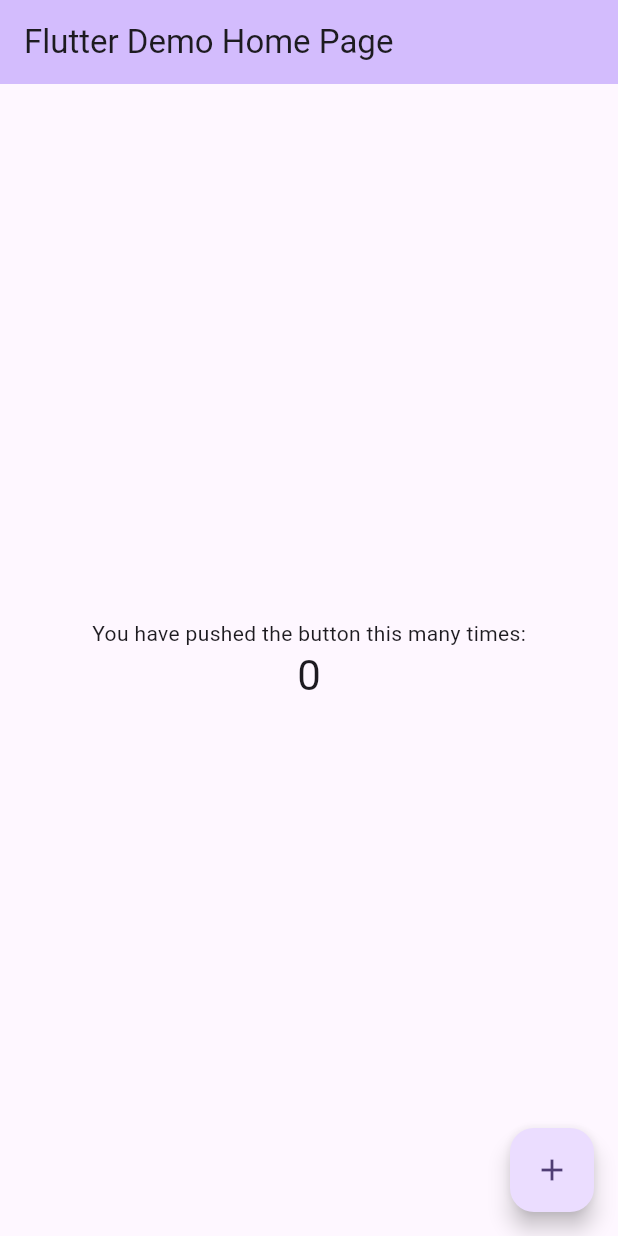
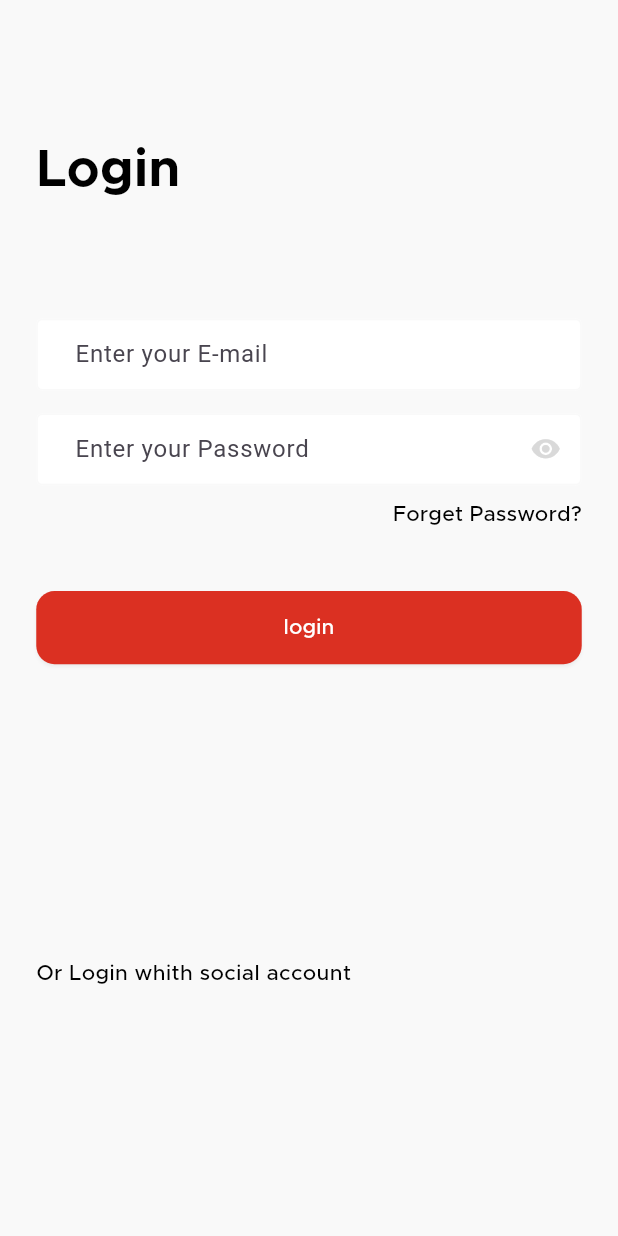
Before and after one commit to souadha986/shopping_app, a Flutter app: the screen it shows after launch, on a phone screen of 412 x 824 dp. Run offline on Flutter 3.47's test engine with Material 3 defaults, Android fonts, the phone set to English and light mode, and no system bars; our stand-ins replace flutter_screenutil, go_router.

Commit message:
working on the auth

```diff
--- /dev/null
+++ b/lib/core/Assets/app_assets.dart
@@ -0,0 +1 @@
+class AppAssets {}
--- /dev/null
+++ b/lib/core/navigation/app_routes.dart
@@ -0,0 +1,6 @@
+class AppRoutes {
+  static const String login = "/login";
+  static const String register = "/register";
+  static const String mainscreen = "/mainscreen";
+  static const String splashscreen = "/splashscreen";
+}
--- /dev/null
+++ b/lib/core/navigation/router_generator.dart
@@ -0,0 +1,16 @@
+import 'package:go_router/go_router.dart';
+import 'package:shopping/core/navigation/app_routes.dart';
+import 'package:shopping/features/auth/login.dart';
+
+class RouterGenerator {
+  static GoRouter routes = GoRouter(
+    routes: [
+      GoRoute(
+        path: AppRoutes.login,
+        name: AppRoutes.login,
+        builder: (context, state) => Login(),
+      ),
+    ],
+    initialLocation: AppRoutes.login,
+  );
+}
--- /dev/null
+++ b/lib/core/styling/app_colors.dart
@@ -0,0 +1,9 @@
+import 'package:flutter/material.dart';
+
+class AppColors {
+  static Color redColor = Color(0xFFDB3022);
+  static Color blackColor = Colors.black;
+  static Color greyColor = Color(0xFFD9D9D9);
+  static Color backgroundcolor = Color(0xFFF9F9F9);
+  static Color whiteColor = Colors.white;
+}
--- /dev/null
+++ b/lib/core/styling/app_fonts.dart
@@ -0,0 +1,3 @@
+class AppFonts {
+  static const String appfont = "Metropolis";
+}
--- /dev/null
+++ b/lib/core/styling/app_styles.dart
@@ -0,0 +1,37 @@
+import 'package:flutter/material.dart';
+import 'package:flutter_screenutil/flutter_screenutil.dart';
+import 'package:shopping/core/styling/app_colors.dart';
+import 'package:shopping/core/styling/app_fonts.dart';
+
+class AppStyles {
+  static TextStyle black34bold = TextStyle(
+    fontFamily: AppFonts.appfont,
+    fontSize: 34.sp,
+    color: AppColors.blackColor,
+    fontWeight: FontWeight.bold,
+  );
+  static TextStyle black16semibold = TextStyle(
+    fontFamily: AppFonts.appfont,
+    fontSize: 16.sp,
+    color: AppColors.blackColor,
+    fontWeight: FontWeight.w600,
+  );
+  static TextStyle white34black = TextStyle(
+    fontFamily: AppFonts.appfont,
+    fontSize: 34.sp,
+    color: AppColors.whiteColor,
+    fontWeight: FontWeight.w900,
+  );
+  static TextStyle black14medium = TextStyle(
+    fontFamily: AppFonts.appfont,
+    fontSize: 14.sp,
+    color: AppColors.blackColor,
+    fontWeight: FontWeight.w500,
+  );
+  static TextStyle grey11regular = TextStyle(
+    fontFamily: AppFonts.appfont,
+    fontSize: 11.sp,
+    color: AppColors.greyColor,
+    fontWeight: FontWeight.w400,
+  );
+}
--- /dev/null
+++ b/lib/core/widgets/bottoms.dart
@@ -0,0 +1,47 @@
+import 'package:flutter/material.dart';
+import 'package:flutter_screenutil/flutter_screenutil.dart';
+import 'package:shopping/core/styling/app_colors.dart';
+import 'package:shopping/core/styling/app_styles.dart';
+
+// ignore: must_be_immutable
+class Bottoms extends StatelessWidget {
+  final double? width;
+  final double? height;
+  final double? radius;
+  final TextStyle? textstyle;
+  final String? title;
+  final Color? backgroundcolor;
+
+  void Function() onPress;
+  Bottoms({
+    super.key,
+    this.title,
+    this.backgroundcolor,
+    this.height,
+    this.width,
+    this.radius,
+    this.textstyle,
+    required this.onPress,
+  });
+  @override
+  Widget build(BuildContext context) {
+    return ElevatedButton(
+      onPressed: onPress,
+      style: ElevatedButton.styleFrom(
+        // ignore: deprecated_member_use
+        shadowColor: AppColors.blackColor.withOpacity(0.25),
+        backgroundColor: backgroundcolor ?? AppColors.redColor,
+        fixedSize: Size(width ?? 343.w, height ?? 48.h),
+        shape: RoundedRectangleBorder(
+          borderRadius: BorderRadius.circular(radius ?? 12.r),
+        ),
+      ),
+      child: Text(
+        title ?? "",
+        style:
+            textstyle ??
+            AppStyles.black14medium.copyWith(color: AppColors.whiteColor),
+      ),
+    );
+  }
+}
--- /dev/null
+++ b/lib/core/widgets/spacing.dart
@@ -0,0 +1,20 @@
+import 'package:flutter/material.dart';
+import 'package:flutter_screenutil/flutter_screenutil.dart';
+
+class WidthSpace extends StatelessWidget {
+  final double width;
+  const WidthSpace(this.width, {super.key});
+  @override
+  Widget build(BuildContext context) {
+    return SizedBox(width: width.w);
+  }
+}
+
+class HeightSpace extends StatelessWidget {
+  final double height;
+  const HeightSpace(this.height, {super.key});
+  @override
+  Widget build(BuildContext context) {
+    return SizedBox(height: height.h);
+  }
+}
--- /dev/null
+++ b/lib/core/widgets/text_field.dart
@@ -0,0 +1,87 @@
+import 'package:flutter/material.dart';
+import 'package:flutter_screenutil/flutter_screenutil.dart';
+import 'package:shopping/core/styling/app_colors.dart';
+import 'package:shopping/core/styling/app_styles.dart';
+
+class Fields extends StatefulWidget {
+  final TextEditingController? controller;
+  final String? Function(String?)? validator;
+  final String? title;
+  final double? width;
+  final bool isPassword;
+  const Fields({
+    this.width,
+    super.key,
+    this.title,
+    required this.isPassword,
+    this.controller,
+    this.validator,
+  });
+
+  @override
+  State<Fields> createState() => _FieldsState();
+}
+
+class _FieldsState extends State<Fields> {
+  bool change = true;
+
+  @override
+  void initState() {
+    super.initState();
+    change = widget.isPassword;
+  }
+
+  @override
+  Widget build(BuildContext context) {
+    return SizedBox(
+      width: widget.width ?? 351.w,
+
+      child: TextFormField(
+        controller: widget.controller,
+        validator: widget.validator,
+        obscureText: change,
+        decoration: InputDecoration(
+          labelText: widget.title,
+          floatingLabelBehavior: FloatingLabelBehavior.auto, // default
+          hintText: widget.title ?? "",
+          hintStyle: AppStyles.grey11regular,
+          contentPadding: EdgeInsets.symmetric(horizontal: 20.w),
+          enabledBorder: OutlineInputBorder(
+            borderSide: BorderSide(
+              color: AppColors.backgroundcolor,
+              width: 1.w,
+            ),
+          ),
+          fillColor: AppColors.whiteColor,
+          filled: true,
+          focusedBorder: OutlineInputBorder(
+            borderSide: BorderSide(
+              color: AppColors.backgroundcolor,
+              width: 1.w,
+            ),
+          ),
+          focusedErrorBorder: OutlineInputBorder(
+            borderSide: BorderSide(color: Colors.red, width: 1.w),
+          ),
+          errorBorder: OutlineInputBorder(
+            borderSide: BorderSide(color: Colors.red, width: 1.w),
+          ),
+          suffixIcon: widget.isPassword
+              ? IconButton(
+                  onPressed: () {
+                    setState(() {
+                      change = !change;
+                    });
+                  },
+                  icon: Icon(
+                    change ? Icons.visibility : Icons.visibility_off,
+                    color: AppColors.greyColor,
+                    size: 20.sp,
+                  ),
+                )
+              : null,
+        ),
+      ),
+    );
+  }
+}
--- /dev/null
+++ b/lib/features/auth/login.dart
@@ -0,0 +1,118 @@
+import 'package:flutter/material.dart';
+import 'package:flutter_screenutil/flutter_screenutil.dart';
+import 'package:shopping/core/styling/app_colors.dart';
+import 'package:shopping/core/styling/app_styles.dart';
+import 'package:shopping/core/widgets/bottoms.dart';
+import 'package:shopping/core/widgets/spacing.dart';
+import 'package:shopping/core/widgets/text_field.dart';
+
+class Login extends StatefulWidget {
+  const Login({super.key});
+
+  @override
+  State<Login> createState() => _LoginState();
+}
+
+class _LoginState extends State<Login> {
+  final formKey = GlobalKey<FormState>();
+  late TextEditingController emailController;
+  late TextEditingController password;
+  @override
+  void initState() {
+    super.initState();
+    emailController = TextEditingController();
+    password = TextEditingController();
+  }
+
+  @override
+  void dispose() {
+    emailController.dispose();
+    password.dispose();
+    super.dispose();
+  }
+
+  @override
+  Widget build(BuildContext context) {
+    return SafeArea(
+      child: Form(
+        key: formKey,
+        child: Scaffold(
+          appBar: AppBar(
+            toolbarHeight: 88.h,
+            backgroundColor: AppColors.backgroundcolor,
+          ),
+          body: SafeArea(
+            child: SingleChildScrollView(
+              child: Padding(
+                padding: EdgeInsets.symmetric(horizontal: 22.w),
+                child: Column(
+                  crossAxisAlignment: CrossAxisAlignment.start,
+                  children: [
+                    Text("Login", style: AppStyles.black34bold),
+
+                    const HeightSpace(73),
+
+                    Fields(
+                      title: "Enter your E-mail",
+                      isPassword: false,
+                      controller: emailController,
+                      validator: (value) {
+                        if (value!.isEmpty) {
+                          return "Enter your Email";
+                        }
+                        return null;
+                      },
+                    ),
+                    SizedBox(height: 15.h),
+                    Fields(
+                      title: "Enter your Password",
+                      isPassword: true,
+                      controller: password,
+                      validator: (value) {
+                        if (value!.isEmpty) {
+                          return "Enter Your Password";
+                        }
+                        if (value.length < 8) {
+                          return "Password must be at least 8 characters";
+                        }
+                        return null;
+                      },
+                    ),
+
+                    Align(
+                      alignment: Alignment.centerRight,
+                      child: TextButton(
+                        style: TextButton.styleFrom(
+                          overlayColor: (Colors.transparent),
+                          padding: EdgeInsets.zero,
+                          tapTargetSize: MaterialTapTargetSize.shrinkWrap,
+                        ),
+                        onPressed: () {},
+                        child: Text(
+                          "Forget Password?",
+                          style: AppStyles.black14medium,
+                        ),
+                      ),
+                    ),
+                    SizedBox(height: 30.h),
+                    Bottoms(
+                      onPress: () {
+                        if (formKey.currentState!.validate()) {}
+                      },
+                      title: "login",
+                    ),
+                    const HeightSpace(194),
+                    Text(
+                      "Or Login whith social account",
+                      style: AppStyles.black14medium,
+                    ),
+                  ],
+                ),
+              ),
+            ),
+          ),
+        ),
+      ),
+    );
+  }
+}
--- /dev/null
+++ b/lib/features/auth/register.dart
@@ -0,0 +1,15 @@
+import 'package:flutter/material.dart';
+
+class Register extends StatefulWidget {
+  const Register({super.key});
+
+  @override
+  State<Register> createState() => _RegisterState();
+}
+
+class _RegisterState extends State<Register> {
+  @override
+  Widget build(BuildContext context) {
+    return Scaffold();
+  }
+}
--- a/lib/main.dart
+++ b/lib/main.dart
@@ -1,4 +1,7 @@
 import 'package:flutter/material.dart';
+import 'package:flutter_screenutil/flutter_screenutil.dart';
+import 'package:shopping/core/navigation/router_generator.dart';
+import 'package:shopping/core/styling/app_colors.dart';
 
 void main() {
   runApp(const MyApp());
@@ -7,116 +10,19 @@ void main() {
 class MyApp extends StatelessWidget {
   const MyApp({super.key});
 
-  // This widget is the root of your application.
   @override
   Widget build(BuildContext context) {
-    return MaterialApp(
-      title: 'Flutter Demo',
-      theme: ThemeData(
-        // This is the theme of your application.
-        //
-        // TRY THIS: Try running your application with "flutter run". You'll see
-        // the application has a purple toolbar. Then, without quitting the app,
-        // try changing the seedColor in the colorScheme below to Colors.green
-        // and then invoke "hot reload" (save your changes or press the "hot
-        // reload" button in a Flutter-supported IDE, or press "r" if you used
-        // the command line to start the app).
-        //
-        // Notice that the counter didn't reset back to zero; the application
-        // state is not lost during the reload. To reset the state, use hot
-        // restart instead.
-        //
-        // This works for code too, not just values: Most code changes can be
-        // tested with just a hot reload.
-        colorScheme: ColorScheme.fromSeed(seedColor: Colors.deepPurple),
-      ),
-      home: const MyHomePage(title: 'Flutter Demo Home Page'),
+    return ScreenUtilInit(
+      designSize: Size(375, 812),
+      minTextAdapt: true,
+      splitScreenMode: true,
+      builder: (context, child) {
+        return MaterialApp.router(
+          theme: ThemeData(scaffoldBackgroundColor: AppColors.backgroundcolor),
+          routerConfig: RouterGenerator.routes,
+          debugShowCheckedModeBanner: false,
+        );
+      },
     );
   }
 }
-
-class MyHomePage extends StatefulWidget {
-  const MyHomePage({super.key, required this.title});
-
-  // This widget is the home page of your application. It is stateful, meaning
-  // that it has a State object (defined below) that contains fields that affect
-  // how it looks.
-
-  // This class is the configuration for the state. It holds the values (in this
-  // case the title) provided by the parent (in this case the App widget) and
-  // used by the build method of the State. Fields in a Widget subclass are
-  // always marked "final".
-
-  final String title;
-
-  @override
-  State<MyHomePage> createState() => _MyHomePageState();
-}
-
-class _MyHomePageState extends State<MyHomePage> {
-  int _counter = 0;
-
-  void _incrementCounter() {
-    setState(() {
-      // This call to setState tells the Flutter framework that something has
-      // changed in this State, which causes it to rerun the build method below
-      // so that the display can reflect the updated values. If we changed
-      // _counter without calling setState(), then the build method would not be
-      // called again, and so nothing would appear to happen.
-      _counter++;
-    });
-  }
-
-  @override
-  Widget build(BuildContext context) {
-    // This method is rerun every time setState is called, for instance as done
-    // by the _incrementCounter method above.
-    //
-    // The Flutter framework has been optimized to make rerunning build methods
-    // fast, so that you can just rebuild anything that needs updating rather
-    // than having to individually change instances of widgets.
-    return Scaffold(
-      appBar: AppBar(
-        // TRY THIS: Try changing the color here to a specific color (to
-        // Colors.amber, perhaps?) and trigger a hot reload to see the AppBar
-        // change color while the other colors stay the same.
-        backgroundColor: Theme.of(context).colorScheme.inversePrimary,
-        // Here we take the value from the MyHomePage object that was created by
-        // the App.build method, and use it to set our appbar title.
-        title: Text(widget.title),
-      ),
-      body: Center(
-        // Center is a layout widget. It takes a single child and positions it
-        // in the middle of the parent.
-        child: Column(
-          // Column is also a layout widget. It takes a list of children and
-          // arranges them vertically. By default, it sizes itself to fit its
-          // children horizontally, and tries to be as tall as its parent.
-          //
-          // Column has various properties to control how it sizes itself and
-          // how it positions its children. Here we use mainAxisAlignment to
-          // center the children vertically; the main axis here is the vertical
-          // axis because Columns are vertical (the cross axis would be
-          // horizontal).
-          //
-          // TRY THIS: Invoke "debug painting" (choose the "Toggle Debug Paint"
-          // action in the IDE, or press "p" in the console), to see the
-          // wireframe for each widget.
-          mainAxisAlignment: MainAxisAlignment.center,
-          children: <Widget>[
-            const Text('You have pushed the button this many times:'),
-            Text(
-              '$_counter',
-              style: Theme.of(context).textTheme.headlineMedium,
-            ),
-          ],
-        ),
-      ),
-      floatingActionButton: FloatingActionButton(
-        onPressed: _incrementCounter,
-        tooltip: 'Increment',
-        child: const Icon(Icons.add),
-      ), // This trailing comma makes auto-formatting nicer for build methods.
-    );
-  }
-}
```
Also changed, not shown: pubspec.yaml (+10 -5 lines), assets/fonts/Metropolis-Black.otf (added), assets/fonts/Metropolis-Bold.otf (added), assets/fonts/Metropolis-Light.otf (added), assets/fonts/Metropolis-Medium.otf (added), assets/fonts/Metropolis-Regular.otf (added), assets/fonts/Metropolis-SemiBold.otf (added), assets/fonts/Metropolis-Thin.otf (added), pubspec.lock, 1 other file.
